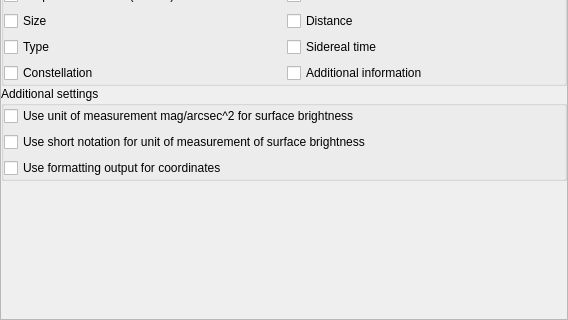
This is src/gui/configurationDialog.ui in 519984307/stellarium_src as Qt 5 draws it before an edit; both pictures show x 0 to 568 and y 334 to 654 of the 568 by 654 pixel window. The edited form follows.
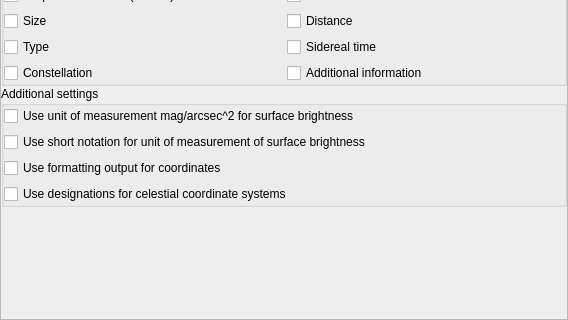
This is the edited form. The open tabs and pages were chosen to show the change. Icons and pictures are not drawn. Custom widgets are drawn as their Qt base class.

Patch:
```diff
--- a/src/gui/configurationDialog.ui
+++ b/src/gui/configurationDialog.ui
@@ -852,6 +852,13 @@
                </property>
               </widget>
              </item>
+             <item row="3" column="0">
+              <widget class="QCheckBox" name="checkBoxUseCCSDesignations">
+               <property name="text">
+                <string>Use designations for celestial coordinate systems</string>
+               </property>
+              </widget>
+             </item>
             </layout>
            </widget>
           </item>
```
